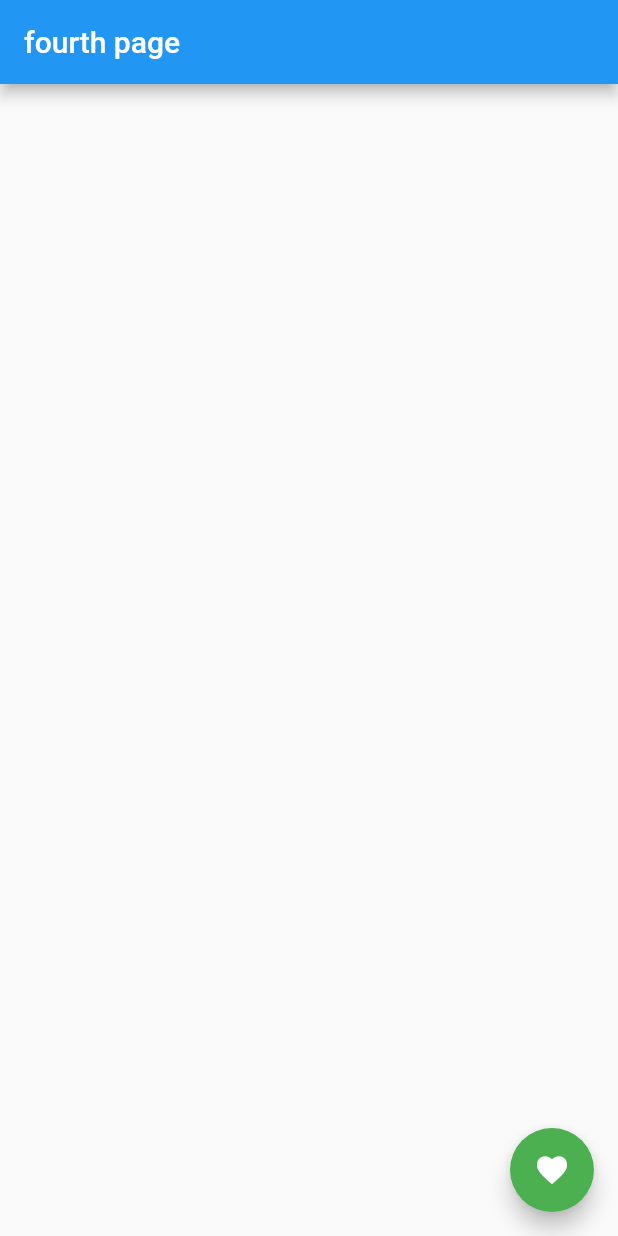
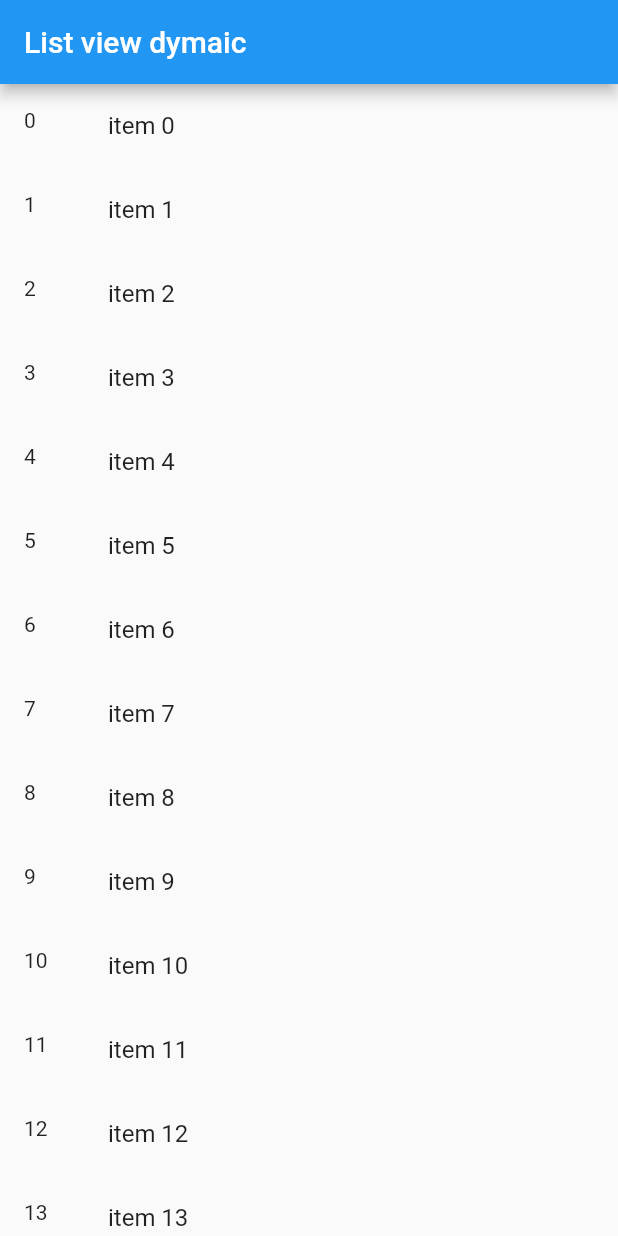
Before and after one commit to mounika-bestha11/flutter_learning, a Flutter app: the screen it shows after launch, on a phone screen of 412 x 824 dp. Run offline on Flutter 3.47's test engine with Material 2 defaults, Android fonts, the phone set to English and light mode, and no system bars; our stand-ins replace fluttertoast, toast.

```diff
--- a/lib/main.dart
+++ b/lib/main.dart
@@ -1,8 +1,14 @@
+import 'package:flutter/cupertino.dart';
 import 'package:flutter/material.dart';
+import 'package:learn/screens/alert_dialouge.dart';
+import 'package:learn/screens/fifth_page.dart';
+import 'package:learn/screens/list_view_dynamic.dart';
+import 'package:learn/screens/list_view_static.dart';
 import 'package:learn/screens/my_container_page.dart';
 import 'package:learn/screens/my_first_page.dart';
 import 'package:learn/screens/my_floating_action_button.dart';
 import 'package:learn/screens/snack_bar.dart';
+import 'package:learn/screens/toast_learn.dart';
 
 void main() => runApp(const MyApp());
 
@@ -26,7 +32,7 @@ class _MyAppState extends State<MyApp> {
         // you want
         primarySwatch: Colors.blue,
       ),
-      home: MyFourthPage(),
+      home: ListViewDynamicPage(),
     );
   }
 }
--- /dev/null
+++ b/lib/screens/list_view_dynamic.dart
@@ -0,0 +1,34 @@
+//import 'dart:developer';
+
+import 'package:flutter/material.dart';
+
+class ListViewDynamicPage extends StatelessWidget {
+  const ListViewDynamicPage({Key? key}) : super(key: key);
+  @override
+  Widget build(BuildContext context) {
+    return Scaffold(
+      appBar: AppBar(
+        title: Text('List view dymaic '),
+      ),
+      body: createListView(),
+    );
+  }
+
+  List<String> generateList() {
+    List<String> list = List.generate(1000, (counter) => 'item ${counter}');
+    return list;
+  }
+
+  createListView() {
+    var list1 = generateList();
+    var listView = ListView.builder(
+      itemBuilder: (context, index) {
+        return ListTile(
+          leading: Text('${index}'),
+          title: Text('${list1[index]}'),
+        );
+      },
+    );
+    return listView;
+  }
+}
--- a/pubspec.yaml
+++ b/pubspec.yaml
@@ -19,6 +19,8 @@ environment:
 dependencies:
   flutter:
     sdk: flutter
+  toast: ^0.3.0
+  fluttertoast: ^8.0.9
 
 dev_dependencies:
   flutter_test:
```
Also changed, not shown: lib/screens/alert_dialouge.dart (added, +44 -0 lines), lib/screens/fifth_page.dart (added, +29 -0 lines), lib/screens/list_view_static.dart (added, +38 -0 lines), lib/screens/second_screen.dart (added, +37 -0 lines), lib/screens/six_page.dart (added, +17 -0 lines), lib/screens/toast_learn.dart (added, +24 -0 lines), 1 other file.
